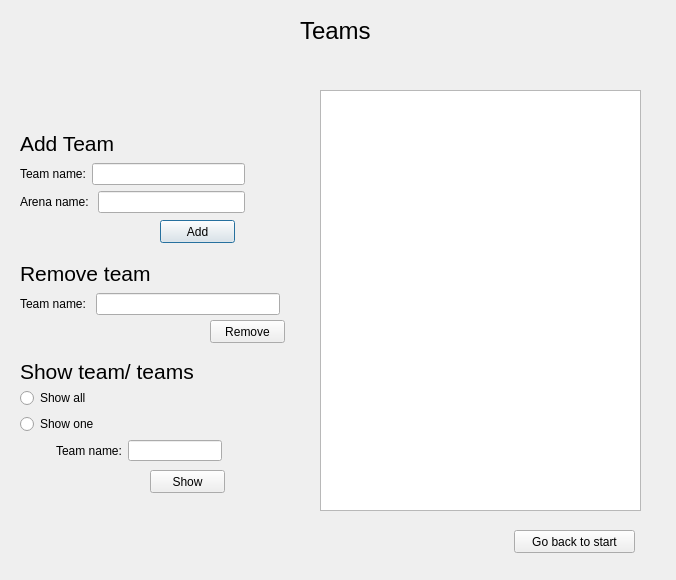
alexanderbrannlund/ProjektRefereeGameBookQt, file RefereeGameBookDV1553/teamwindow.ui: the form before one commit.
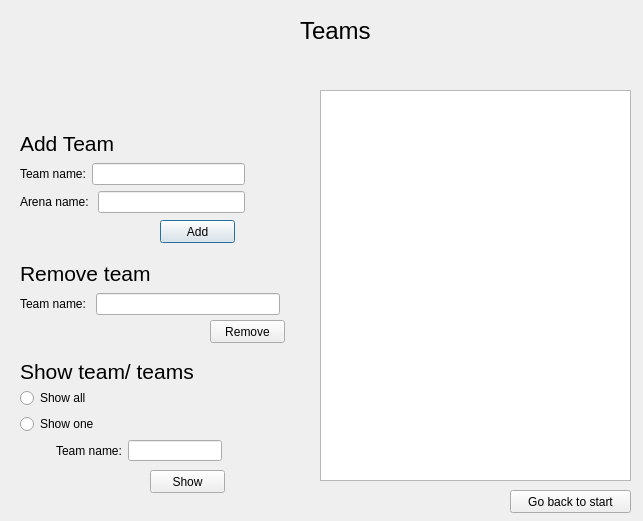
The form after the commit. Icons and pictures are not drawn.

What changed in the file:
```diff
--- a/RefereeGameBookDV1553/teamwindow.ui
+++ b/RefereeGameBookDV1553/teamwindow.ui
@@ -6,8 +6,8 @@
    <rect>
     <x>0</x>
     <y>0</y>
-    <width>676</width>
-    <height>580</height>
+    <width>643</width>
+    <height>521</height>
    </rect>
   </property>
   <property name="windowTitle">
@@ -73,8 +73,8 @@
   <widget class="QPushButton" name="pushButton">
    <property name="geometry">
     <rect>
-     <x>514</x>
-     <y>530</y>
+     <x>510</x>
+     <y>490</y>
      <width>121</width>
      <height>23</height>
     </rect>
@@ -243,8 +243,8 @@
     <rect>
      <x>320</x>
      <y>90</y>
-     <width>321</width>
-     <height>421</height>
+     <width>311</width>
+     <height>391</height>
     </rect>
    </property>
   </widget>
```
